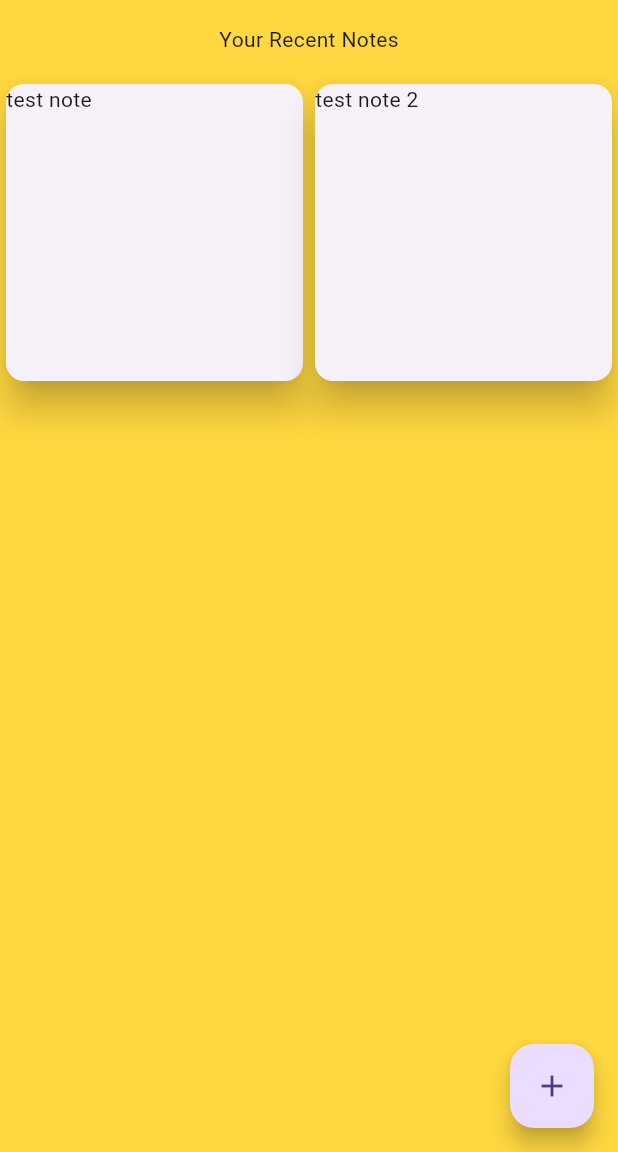
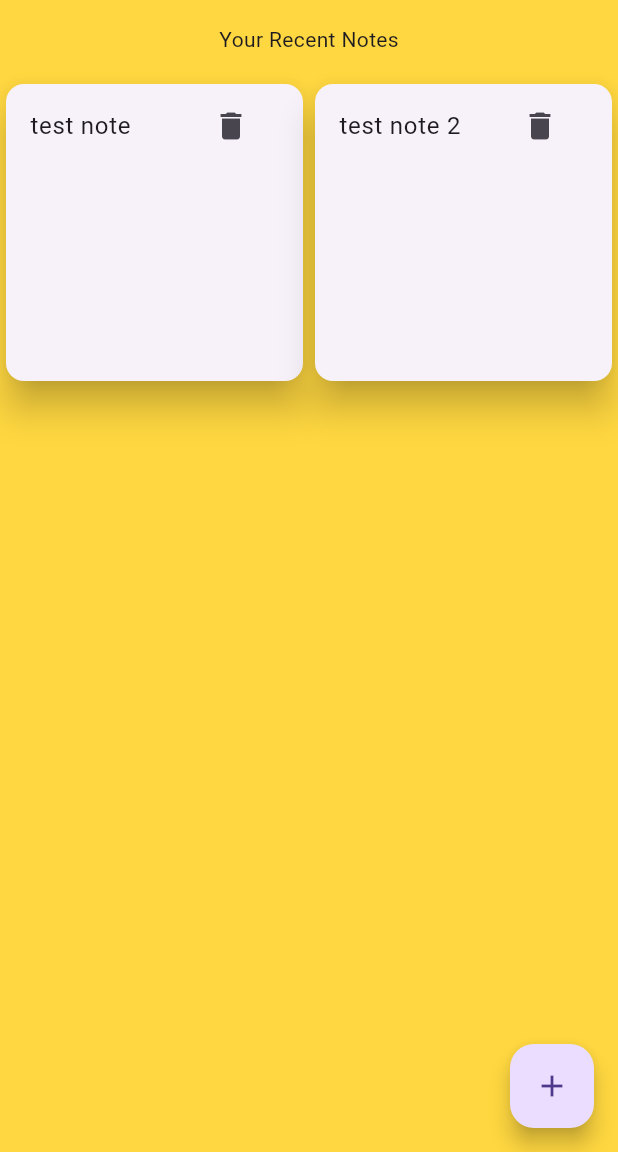
Before and after one commit to dlin1765/stickynote, a Flutter app: the screen it shows after launch, on a phone screen of 412 x 824 dp, the part 84-1236 px from its top. Run offline on Flutter 3.47's test engine with Material 3 defaults, Android fonts, the phone set to English and light mode, and no system bars; missing offline and left inert: flutter_quill.

Commit message:
modified:   lib/classes/note.dart 	modified:   lib/classes/noteData.dart 	modified:   lib/screens/home_page.dart 	modified:   lib/screens/noteview.dart

```diff
--- a/lib/classes/note.dart
+++ b/lib/classes/note.dart
@@ -1,13 +1,14 @@
 class Note {
-  int id;
+  final int id;
+  String title;
   String text;
   /*
   I want the note to be able to store other widgets inside, so might have to have fields not just a string for the data
 
   */
-
   Note({
     required this.id,
     required this.text,
+    this.title = '',
   });
 }
--- a/lib/screens/home_page.dart
+++ b/lib/screens/home_page.dart
@@ -67,9 +67,21 @@ class _HomePageState extends State<HomePage> {
                           value.GetNoteList().length,
                           (index) => Card(
                                 elevation: 10,
-                                child: Text(value.GetNoteList()[index].text),
+                                child: ListTile(
+                                  title: Text(value.GetNoteList()[index].text),
+                                  trailing: IconButton(
+                                    icon: Icon(Icons.delete),
+                                    onPressed: () {
+                                      // Assuming you have access to NoteData
+                                      Provider.of<NoteData>(context,
+                                              listen: false)
+                                          .DeleteNote(
+                                              value.GetNoteList()[index]);
+                                    },
+                                  ),
+                                ),
                               ))),
-                )
+                ),
               ],
             )));
   }
```
Also changed, not shown: lib/classes/noteData.dart (+12 -1 lines), lib/screens/noteview.dart (+44 -2 lines).
